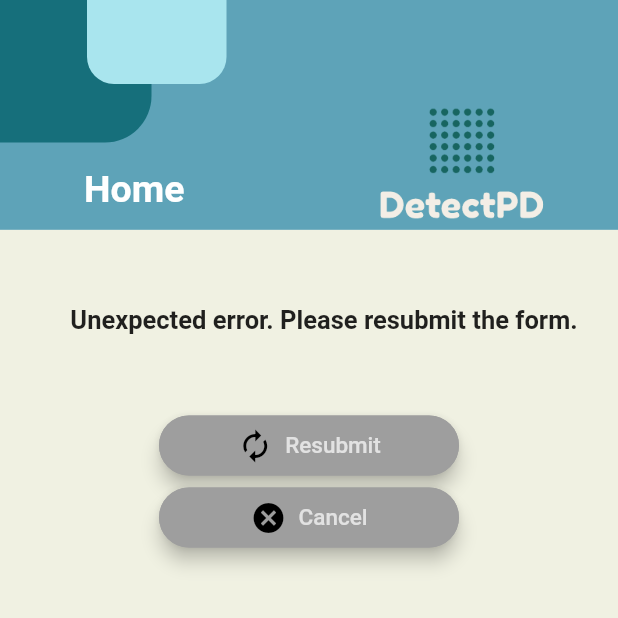
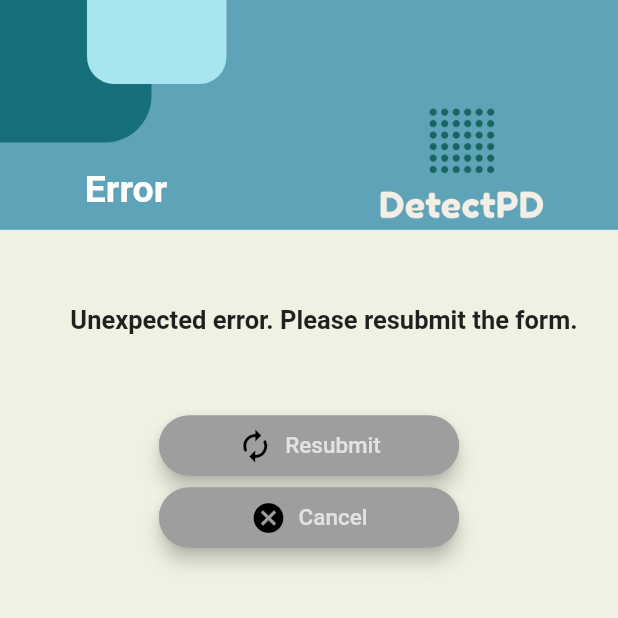
Before and after one commit to RadhikaRanasinghe/Meraki, a Flutter app: the ErrorPage screen opened directly, on a phone screen of 412 x 824 dp, the top half of it. Run offline on Flutter 3.47's test engine with Material 2 defaults, Android fonts, the phone set to English and light mode, and no system bars; our stand-ins replace dio, fluttertoast, image_cropper, image_picker, permission_handler, shared_preferences and 1 more; missing offline and left inert: dropdownfield, ext_storage; accounts and stored records are empty.

Commit message:
Edit to error title

```diff
--- a/lib/views/ui/error-page.dart
+++ b/lib/views/ui/error-page.dart
@@ -18,7 +18,7 @@ class ErrorPage extends StatelessWidget {
       body: HomeForeground(
         expandedHeight: 153.0,
         appBarChild: HomeBackground(
-          title: 'Home',
+          title: 'Error',
           logoPath: 'assets/pd_log_bg_small.png',
           height: 153.0,
           bigSquareColor: Color.fromRGBO(22, 111, 123, 100),
```
